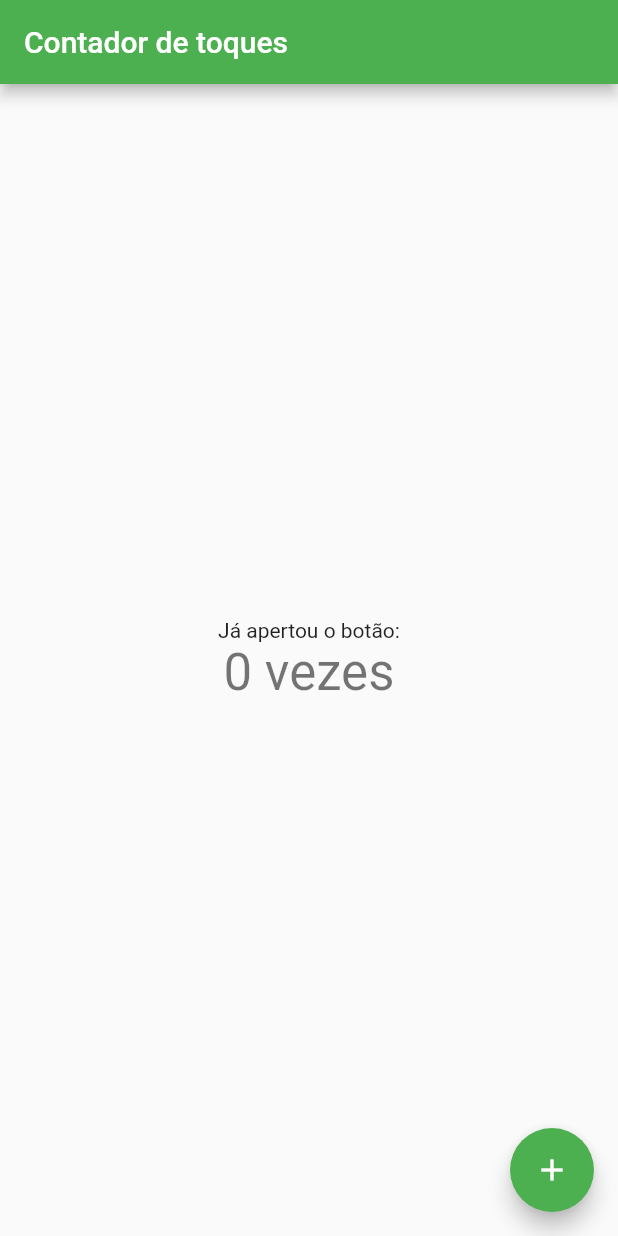
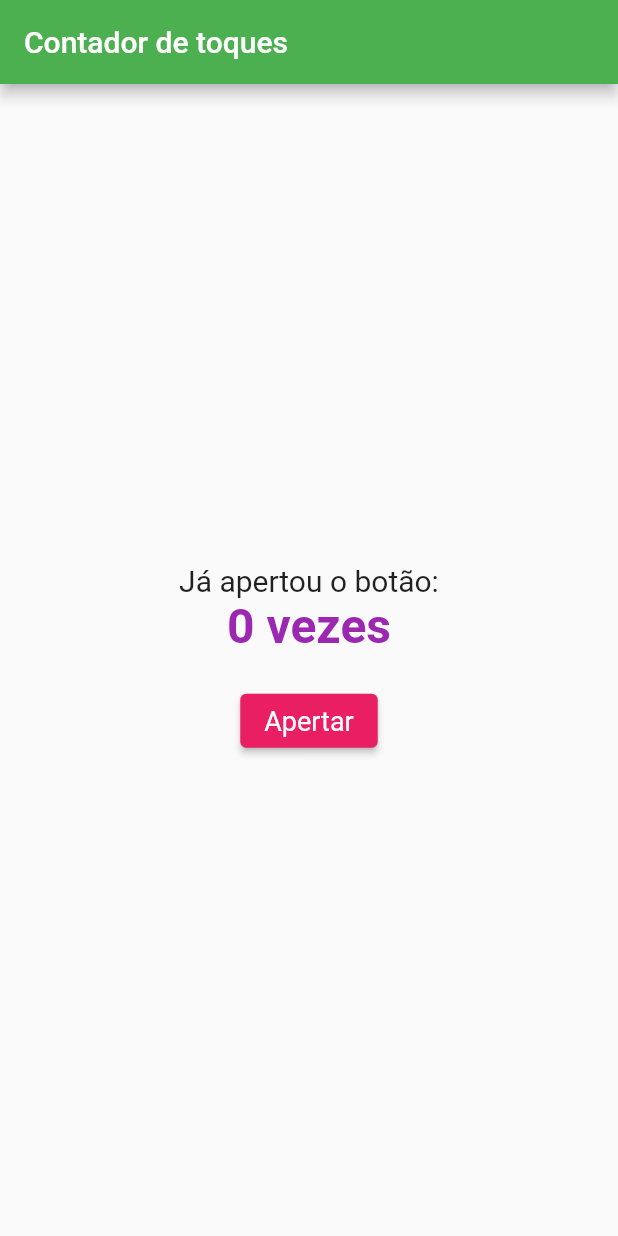
Before and after one commit to AugustoZanoli/zanoli-flutter-project, a Flutter app: the screen it shows after launch, on a phone screen of 412 x 824 dp. Run offline on Flutter 3.47's test engine with Material 2 defaults, Android fonts, the phone set to English and light mode, and no system bars.

Commit message:
"Alterações na estrutura e cores"

```diff
--- a/lib/main.dart
+++ b/lib/main.dart
@@ -7,21 +7,11 @@ void main() {
 class MyApp extends StatelessWidget {
   const MyApp({super.key});
 
-  // This widget is the root of your application.
   @override
   Widget build(BuildContext context) {
     return MaterialApp(
       title: 'Primeiro aplicativo',
       theme: ThemeData(
-        // This is the theme of your application.
-        //
-        // Try running your application with "flutter run". You'll see the
-        // application has a blue toolbar. Then, without quitting the app, try
-        // changing the primarySwatch below to Colors.green and then invoke
-        // "hot reload" (press "r" in the console where you ran "flutter run",
-        // or simply save your changes to "hot reload" in a Flutter IDE).
-        // Notice that the counter didn't reset back to zero; the application
-        // is not restarted.
         primarySwatch: Colors.green,
       ),
       home: const MyHomePage(title: 'Contador de toques'),
@@ -31,16 +21,6 @@ class MyApp extends StatelessWidget {
 
 class MyHomePage extends StatefulWidget {
   const MyHomePage({super.key, required this.title});
-
-  // This widget is the home page of your application. It is stateful, meaning
-  // that it has a State object (defined below) that contains fields that affect
-  // how it looks.
-
-  // This class is the configuration for the state. It holds the values (in this
-  // case the title) provided by the parent (in this case the App widget) and
-  // used by the build method of the State. Fields in a Widget subclass are
-  // always marked "final".
-
   final String title;
 
   @override
@@ -52,64 +32,49 @@ class _MyHomePageState extends State<MyHomePage> {
 
   void _incrementCounter() {
     setState(() {
-      // This call to setState tells the Flutter framework that something has
-      // changed in this State, which causes it to rerun the build method below
-      // so that the display can reflect the updated values. If we changed
-      // _counter without calling setState(), then the build method would not be
-      // called again, and so nothing would appear to happen.
       _counter++;
     });
   }
 
   @override
   Widget build(BuildContext context) {
-    // This method is rerun every time setState is called, for instance as done
-    // by the _incrementCounter method above.
-    //
-    // The Flutter framework has been optimized to make rerunning build methods
-    // fast, so that you can just rebuild anything that needs updating rather
-    // than having to individually change instances of widgets.
     return Scaffold(
       appBar: AppBar(
-        // Here we take the value from the MyHomePage object that was created by
-        // the App.build method, and use it to set our appbar title.
         title: Text(widget.title),
+        backgroundColor: Colors.green,
       ),
       body: Center(
-        // Center is a layout widget. It takes a single child and positions it
-        // in the middle of the parent.
         child: Column(
-          // Column is also a layout widget. It takes a list of children and
-          // arranges them vertically. By default, it sizes itself to fit its
-          // children horizontally, and tries to be as tall as its parent.
-          //
-          // Invoke "debug painting" (press "p" in the console, choose the
-          // "Toggle Debug Paint" action from the Flutter Inspector in Android
-          // Studio, or the "Toggle Debug Paint" command in Visual Studio Code)
-          // to see the wireframe for each widget.
-          //
-          // Column has various properties to control how it sizes itself and
-          // how it positions its children. Here we use mainAxisAlignment to
-          // center the children vertically; the main axis here is the vertical
-          // axis because Columns are vertical (the cross axis would be
-          // horizontal).
           mainAxisAlignment: MainAxisAlignment.center,
           children: <Widget>[
-            const Text(
+            Text(
               'Já apertou o botão:',
+              style: TextStyle(
+                fontSize: 20,
+              ),
             ),
             Text(
               '$_counter vezes',
-              style: Theme.of(context).textTheme.headline4,
+              style: TextStyle(
+                fontSize: 32,
+                fontWeight: FontWeight.bold,
+                color: Colors.purple,
+              ),
+            ),
+            SizedBox(height: 20),
+            ElevatedButton(
+              onPressed: _incrementCounter,
+              child: Text('Apertar'),
+              style: ElevatedButton.styleFrom(
+                primary: Colors.pink,
+                textStyle: TextStyle(
+                  fontSize: 18,
+                ),
+              ),
             ),
           ],
         ),
       ),
-      floatingActionButton: FloatingActionButton(
-        onPressed: _incrementCounter,
-        tooltip: 'Increment',
-        child: const Icon(Icons.add),
-      ), // This trailing comma makes auto-formatting nicer for build methods.
     );
   }
 }
```
